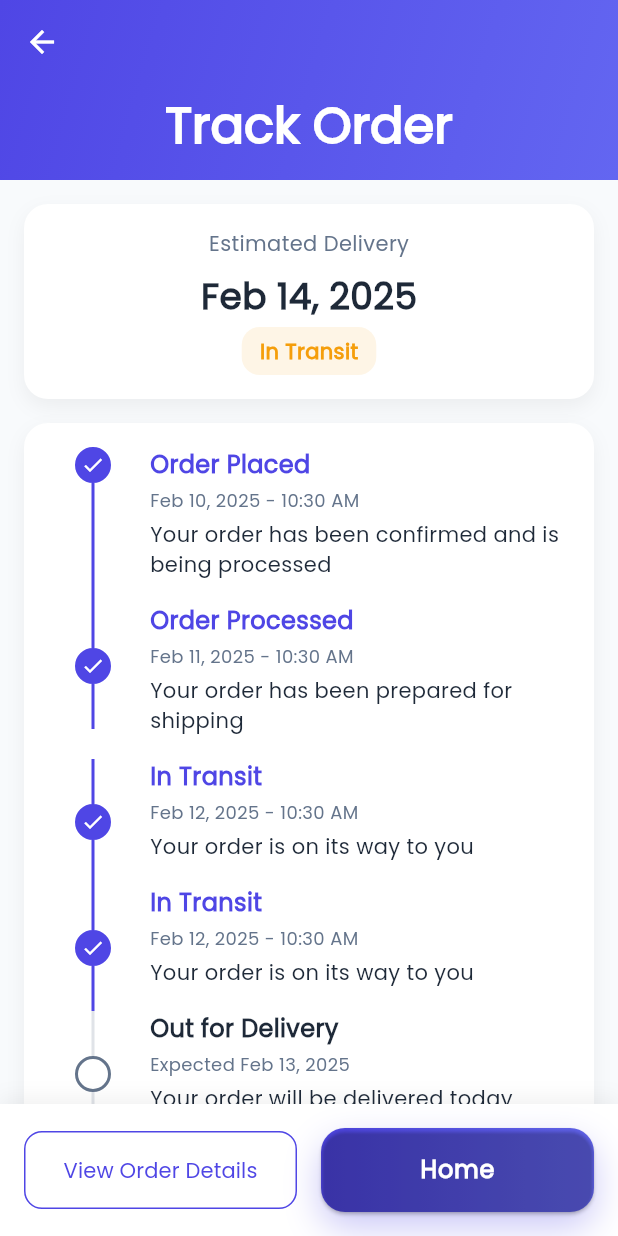
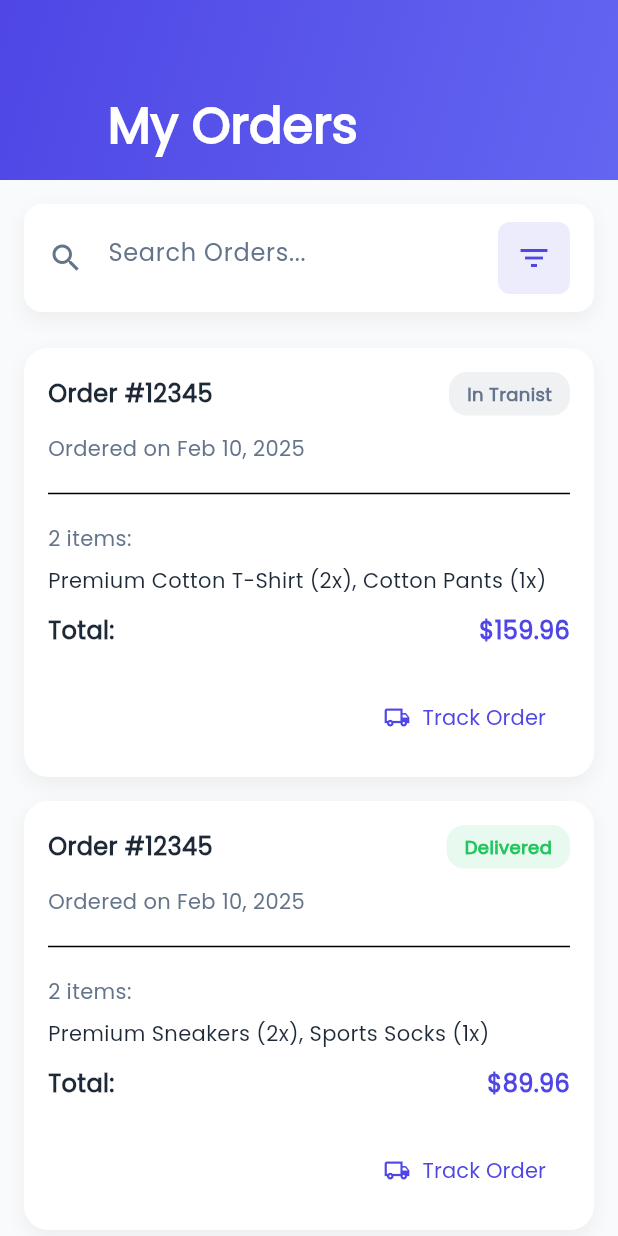
Before and after one commit to Ahmed02032006/Flutter-Ecommerce-App, a Flutter app: the OrderTrackingScreen screen opened directly, after a tap on "View Order Details", on a phone screen of 412 x 824 dp. Run offline on Flutter 3.47's test engine with Material 3 defaults, Android fonts, the phone set to English and light mode, and no system bars.

Commit message:
Order Listing Screen - 25/03/2025

```diff
--- /dev/null
+++ b/flutter_application_1/lib/screens/order_details_screen.dart
@@ -0,0 +1,10 @@
+import 'package:flutter/material.dart';
+
+class OrderDetailsScreen extends StatelessWidget {
+  const OrderDetailsScreen({super.key});
+
+  @override
+  Widget build(BuildContext context) {
+    return const Scaffold();
+  }
+}
--- a/flutter_application_1/lib/screens/order_tracking_screen.dart
+++ b/flutter_application_1/lib/screens/order_tracking_screen.dart
@@ -1,5 +1,6 @@
 import 'package:flutter/material.dart';
 import 'package:flutter_application_1/screens/main_screen.dart';
+import 'package:flutter_application_1/screens/orders_list_screen.dart';
 import 'package:flutter_application_1/theme/theme.dart';
 import 'package:flutter_application_1/widgets/gradient_button.dart';
 
@@ -234,12 +235,6 @@ class OrderTrackingScreen extends StatelessWidget {
                         isCompleted: true,
                       ),
                       _buildTimeLineItem(
-                        status: "In Transit",
-                        date: "Feb 12, 2025 - 10:30 AM",
-                        description: "Your order is on its way to you",
-                        isCompleted: true,
-                      ),
-                      _buildTimeLineItem(
                         status: "Out for Delivery",
                         date: "Expected Feb 13, 2025",
                         description: "Your order will be delivered today",
@@ -406,7 +401,7 @@ class OrderTrackingScreen extends StatelessWidget {
                     Navigator.push(
                       context,
                       MaterialPageRoute(
-                        builder: (context) => const OrderTrackingScreen(),
+                        builder: (context) => OrdersListScreen(),
                       ),
                     );
                   },
--- /dev/null
+++ b/flutter_application_1/lib/screens/orders_list_screen.dart
@@ -0,0 +1,302 @@
+import 'package:flutter/material.dart';
+import 'package:flutter_application_1/screens/order_details_screen.dart';
+import 'package:flutter_application_1/screens/order_tracking_screen.dart';
+import 'package:flutter_application_1/theme/theme.dart';
+
+class OrdersListScreen extends StatelessWidget {
+  final orders = [
+    {
+      'orderId': '12345',
+      'date': 'Feb 10, 2025',
+      'status': 'In Tranist',
+      'items': ['Premium Cotton T-Shirt (2x)', 'Cotton Pants (1x)'],
+      'total': 159.96,
+    },
+    {
+      'orderId': '12345',
+      'date': 'Feb 10, 2025',
+      'status': 'Delivered',
+      'items': ['Premium Sneakers (2x)', 'Sports Socks (1x)'],
+      'total': 89.96,
+    },
+    {
+      'orderId': '12345',
+      'date': 'Feb 10, 2025',
+      'status': 'Cancelled',
+      'items': ['Winter Jacket (3x)'],
+      'total': 199.96,
+    },
+    {
+      'orderId': '12345',
+      'date': 'Feb 10, 2025',
+      'status': 'Processing',
+      'items': ['Denim Jeans (2x)', 'Belt (1x)', 'Cotton Shirt (2x)'],
+      'total': 245.96,
+    },
+  ];
+
+  Color _getStatusColor(String status) {
+    switch (status.toLowerCase()) {
+      case "delivered":
+        return AppTheme.success;
+      case "in transit":
+        return AppTheme.warning;
+      case "processing":
+        return AppTheme.primaryColor;
+      case "cancelled":
+        return AppTheme.error;
+      default:
+        return AppTheme.textSecondary;
+    }
+  }
+
+  Widget _buildOrderCard({
+    required String orderId,
+    required String date,
+    required String status,
+    required List<String> items,
+    required double total,
+    required VoidCallback onTap,
+    required BuildContext context,
+  }) {
+    return Container(
+      margin: const EdgeInsets.only(bottom: 16),
+      decoration: BoxDecoration(
+        color: Colors.white,
+        borderRadius: BorderRadius.circular(16),
+        boxShadow: [
+          BoxShadow(
+            color: Colors.black.withOpacity(0.05),
+            blurRadius: 10,
+            offset: const Offset(0, 5),
+          ),
+        ],
+      ),
+      child: InkWell(
+        onTap: onTap,
+        borderRadius: BorderRadius.circular(16),
+        child: Padding(
+          padding: const EdgeInsets.all(16),
+          child: Column(
+            crossAxisAlignment: CrossAxisAlignment.start,
+            children: [
+              Row(
+                mainAxisAlignment: MainAxisAlignment.spaceBetween,
+                children: [
+                  Text(
+                    'Order #$orderId',
+                    style: const TextStyle(
+                      fontSize: 16,
+                      fontWeight: FontWeight.bold,
+                      color: AppTheme.textPrimary,
+                    ),
+                  ),
+                  Container(
+                    padding:
+                        const EdgeInsets.symmetric(horizontal: 12, vertical: 6),
+                    decoration: BoxDecoration(
+                      color: _getStatusColor(status).withOpacity(0.1),
+                      borderRadius: BorderRadius.circular(12),
+                    ),
+                    child: Text(
+                      status,
+                      style: TextStyle(
+                        color: _getStatusColor(status),
+                        fontWeight: FontWeight.bold,
+                        fontSize: 12,
+                      ),
+                    ),
+                  ),
+                ],
+              ),
+              const SizedBox(height: 12),
+              Text(
+                'Ordered on $date',
+                style: const TextStyle(
+                  fontSize: 14,
+                  color: AppTheme.textSecondary,
+                ),
+              ),
+              const SizedBox(height: 12),
+              const Divider(),
+              const SizedBox(height: 12),
+              Text(
+                '${items.length} ${items.length == 1 ? 'item' : 'items'}:',
+                style: const TextStyle(
+                  fontSize: 14,
+                  color: AppTheme.textSecondary,
+                ),
+              ),
+              const SizedBox(height: 8),
+              Text(
+                items.join(', '),
+                style: const TextStyle(
+                  fontSize: 14,
+                  color: AppTheme.textPrimary,
+                ),
+                maxLines: 2,
+                overflow: TextOverflow.ellipsis,
+              ),
+              const SizedBox(height: 12),
+              Row(
+                mainAxisAlignment: MainAxisAlignment.spaceBetween,
+                children: [
+                  const Text(
+                    "Total: ",
+                    style: TextStyle(
+                      fontSize: 16,
+                      fontWeight: FontWeight.bold,
+                      color: AppTheme.textPrimary,
+                    ),
+                  ),
+                  Text(
+                    "\$${total.toStringAsFixed(2)}",
+                    style: const TextStyle(
+                      fontSize: 16,
+                      fontWeight: FontWeight.bold,
+                      color: AppTheme.primaryColor,
+                    ),
+                  ),
+                ],
+              ),
+              const SizedBox(height: 22),
+              Row(
+                children: [
+                  const Spacer(),
+                  TextButton.icon(
+                    onPressed: () {
+                      Navigator.push(
+                        context,
+                        MaterialPageRoute(
+                          builder: (context) => const OrderTrackingScreen(),
+                        ),
+                      );
+                    },
+                    icon: const Icon(
+                      Icons.local_shipping_outlined,
+                      size: 18,
+                    ),
+                    label: const Text(
+                      "Track Order",
+                    ),
+                    style: TextButton.styleFrom(
+                      foregroundColor: AppTheme.primaryColor,
+                    ),
+                  ),
+                ],
+              ),
+            ],
+          ),
+        ),
+      ),
+    );
+  }
+
+  @override
+  Widget build(BuildContext context) {
+    return Scaffold(
+      backgroundColor: AppTheme.backgroundColor,
+      body: CustomScrollView(
+        slivers: [
+          SliverAppBar(
+            leading: const Text(""),
+            pinned: true,
+            expandedHeight: 120,
+            backgroundColor: Colors.transparent,
+            flexibleSpace: Container(
+              decoration: const BoxDecoration(
+                gradient: LinearGradient(
+                  colors: AppTheme.primaryGradient,
+                  begin: Alignment.topLeft,
+                  end: Alignment.bottomRight,
+                ),
+              ),
+              child: const FlexibleSpaceBar(
+                title: Text(
+                  "My Orders",
+                  style: TextStyle(
+                    color: Colors.white,
+                    fontWeight: FontWeight.bold,
+                  ),
+                ),
+              ),
+            ),
+          ),
+          SliverToBoxAdapter(
+            child: Padding(
+              padding: const EdgeInsets.all(16),
+              child: Column(
+                children: [
+                  Container(
+                    padding: const EdgeInsets.symmetric(
+                        horizontal: 16, vertical: 12),
+                    decoration: BoxDecoration(
+                      color: Colors.white,
+                      borderRadius: BorderRadius.circular(12),
+                      boxShadow: [
+                        BoxShadow(
+                          color: Colors.black.withOpacity(0.05),
+                          blurRadius: 10,
+                          offset: const Offset(0, 5),
+                        ),
+                      ],
+                    ),
+                    child: Row(
+                      children: [
+                        Expanded(
+                          child: TextField(
+                            decoration: InputDecoration(
+                              hintText: "Search Orders...",
+                              hintStyle: const TextStyle(
+                                color: AppTheme.textSecondary,
+                              ),
+                              border: InputBorder.none,
+                              icon: const Icon(
+                                Icons.search,
+                                color: AppTheme.textSecondary,
+                              ),
+                              suffixIcon: Container(
+                                padding: const EdgeInsets.all(8),
+                                decoration: BoxDecoration(
+                                  color: AppTheme.primaryColor.withOpacity(0.1),
+                                  borderRadius: BorderRadius.circular(8),
+                                ),
+                                child: const Icon(
+                                  Icons.filter_list,
+                                  color: AppTheme.primaryColor,
+                                ),
+                              ),
+                            ),
+                          ),
+                        ),
+                      ],
+                    ),
+                  ),
+                  const SizedBox(height: 24),
+                  ...orders.map(
+                    (order) => _buildOrderCard(
+                      orderId: order['orderId'] as String,
+                      date: order['date'] as String,
+                      status: order['status'] as String,
+                      items: order['items'] as List<String>,
+                      total: order['total'] as double,
+                      onTap: () {
+                        Navigator.push(
+                          context,
+                          MaterialPageRoute(
+                            builder: (context) => const OrderDetailsScreen(),
+                          ),
+                        );
+                      },
+                      context: context,
+                    ),
+                  ),
+                ],
+              ),
+            ),
+          ),
+        ],
+      ),
+    );
+  }
+}
```
